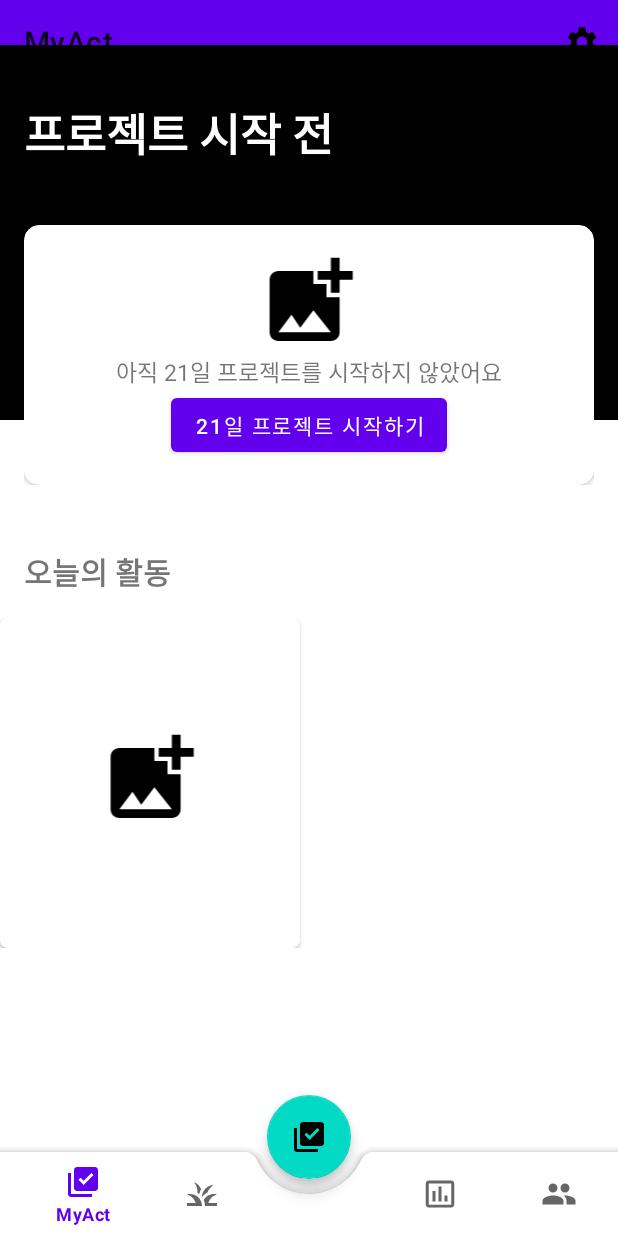
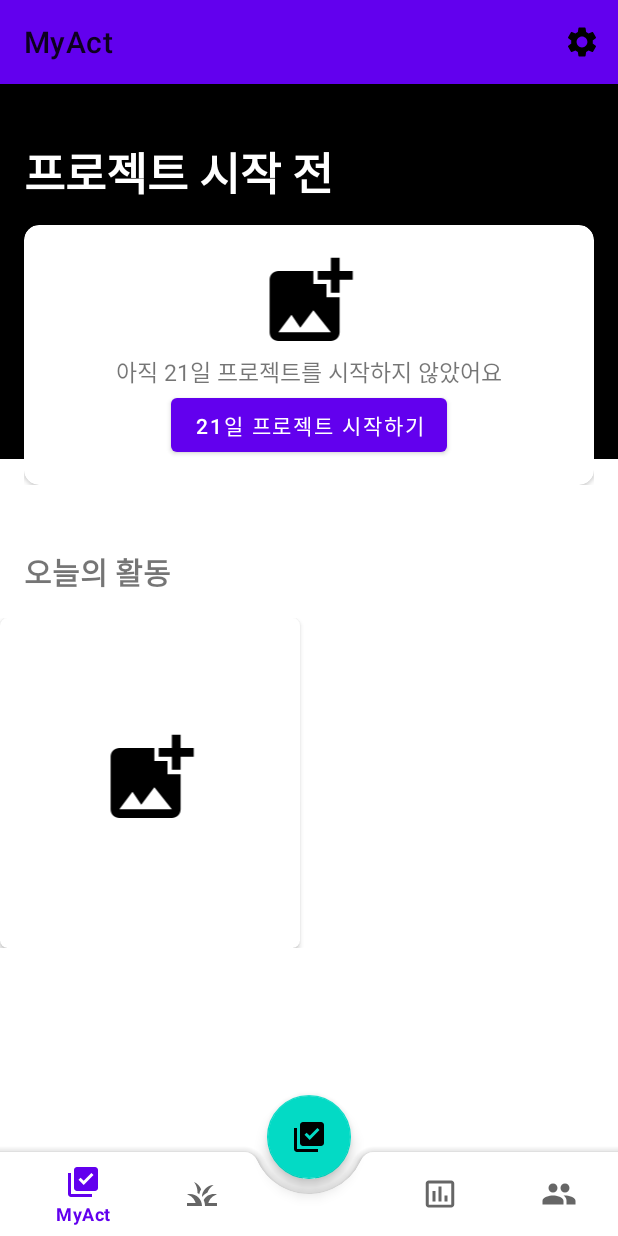
Before and after one commit to yeyechu/ogg, an Android app: the screen it shows after launch (MainActivity), on a phone screen of 412 x 824 dp. Run offline under Robolectric (Android 15) with nearby library versions, the phone set to English and light mode, and no system bars; our stand-ins replace Room's generated code, navigation-ui.

Commit message:
패딩 수정

```diff
--- a/app/src/main/res/layout/fragment_myactivity.xml
+++ b/app/src/main/res/layout/fragment_myactivity.xml
@@ -11,10 +11,10 @@
         android:id="@+id/layout_myactivity_first"
         android:layout_width="match_parent"
         android:layout_height="250dp"
-        android:layout_marginTop="30dp"
-        android:padding="@dimen/big_padding"
         android:background="@color/black"
-        android:orientation="vertical">
+        android:orientation="vertical"
+        android:layout_marginTop="?attr/actionBarSize"
+        android:padding="@dimen/big_padding">
 
         <TextView
             android:id="@+id/text_title_myactivity"
```
Also changed, not shown: 2 other files.
